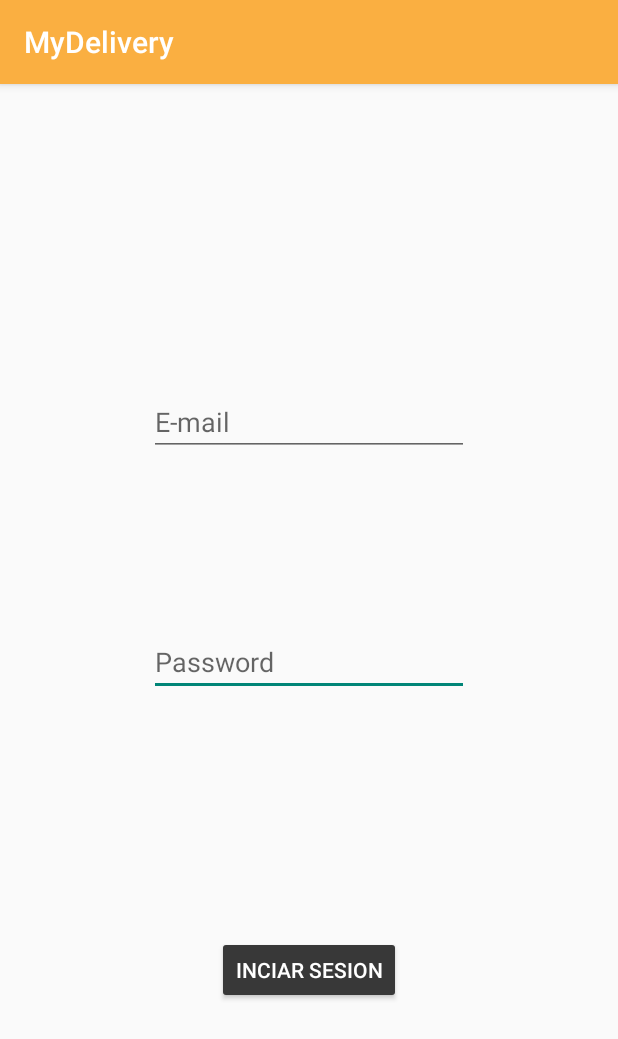
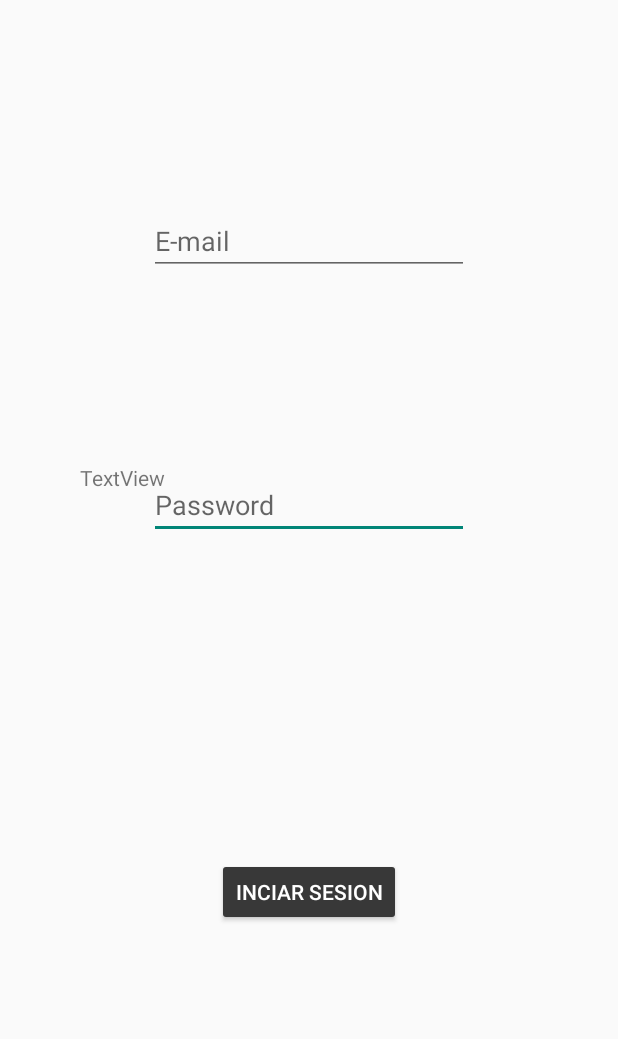
Before and after one commit to pfranccino/MyDelivery, an Android app: the LoginActivity screen opened directly, with no data from a screen before it, on a phone screen of 412 x 824 dp. Shown: the top 1039 px of the screen. Run offline under Robolectric (Android 15) with nearby library versions, the phone set to English and light mode, and no system bars; our stand-ins replace Volley.

```diff
--- a/app/src/main/java/com/example/pfranccino/mydelivery/LoginActivity.kt
+++ b/app/src/main/java/com/example/pfranccino/mydelivery/LoginActivity.kt
@@ -2,12 +2,14 @@ package com.example.pfranccino.mydelivery
 
 import android.support.v7.app.AppCompatActivity
 import android.os.Bundle
+import android.util.Log
 import android.widget.Toast
 import com.android.volley.AuthFailureError
 import com.android.volley.Request
 import com.android.volley.Response
 import com.android.volley.toolbox.JsonObjectRequest
 import com.android.volley.toolbox.Volley
+import com.example.pfranccino.mydelivery.API.JSONParser
 import kotlinx.android.synthetic.main.activity_login.*
 import org.json.JSONObject
 
@@ -17,7 +19,7 @@ class LoginActivity : AppCompatActivity() {
         super.onCreate(savedInstanceState)
         setContentView(R.layout.activity_login)
 
-
+        val jsonp = JSONParser()
         val url = "https://floating-basin-93872.herokuapp.com/api/auth/login"
         val json = JSONObject()
 
@@ -30,9 +32,12 @@ class LoginActivity : AppCompatActivity() {
 
 
             val que   = Volley.newRequestQueue(this@LoginActivity)
-            val req = object : JsonObjectRequest(Request.Method.POST,url,json, Response.Listener {
+            val req = object : JsonObjectRequest(Request.Method.POST,url,json ,Response.Listener {
 
-                response -> Toast.makeText(this,"LOGEADO",Toast.LENGTH_LONG).show()
+                response -> Toast.makeText(this,"jajaja",Toast.LENGTH_SHORT).show()
+
+
+
             },
                     Response.ErrorListener {
                         Toast.makeText(this,"CUECK",Toast.LENGTH_LONG).show()
--- a/app/src/main/res/layout/activity_login.xml
+++ b/app/src/main/res/layout/activity_login.xml
@@ -36,14 +36,27 @@
         android:id="@+id/emailText"
         android:layout_width="wrap_content"
         android:layout_height="wrap_content"
-        android:layout_marginBottom="35dp"
-        android:layout_marginTop="124dp"
+        android:layout_marginBottom="125dp"
+        android:layout_marginTop="138dp"
         android:ems="10"
         android:hint="E-mail"
         android:inputType="textEmailAddress"
-        app:layout_constraintBottom_toTopOf="@+id/passwordText"
+        app:layout_constraintBottom_toTopOf="@+id/textView2"
         app:layout_constraintEnd_toEndOf="parent"
         app:layout_constraintStart_toStartOf="parent"
         app:layout_constraintTop_toTopOf="parent" />
 
+    <TextView
+        android:id="@+id/textView2"
+        android:layout_width="0dp"
+        android:layout_height="0dp"
+        android:layout_marginBottom="171dp"
+        android:layout_marginEnd="53dp"
+        android:layout_marginStart="53dp"
+        android:text="TextView"
+        app:layout_constraintBottom_toBottomOf="parent"
+        app:layout_constraintEnd_toEndOf="parent"
+        app:layout_constraintStart_toStartOf="parent"
+        app:layout_constraintTop_toBottomOf="@+id/emailText" />
+
 </android.support.constraint.ConstraintLayout>
--- a/app/src/main/res/values/styles.xml
+++ b/app/src/main/res/values/styles.xml
@@ -1,7 +1,7 @@
 <resources>
 
     <!-- Base application theme. -->
-    <style name="AppTheme" parent="Theme.AppCompat.Light.DarkActionBar">
+    <style name="AppTheme" parent="Theme.AppCompat.Light.NoActionBar">
         <!-- Customize your theme here. -->
 
         <item name="colorPrimary">#FAAF41</item>
```
Also changed, not shown: app/src/main/java/com/example/pfranccino/mydelivery/API/JSONParser.kt (added, +28 -0 lines), app/src/main/java/com/example/pfranccino/mydelivery/Models/Users.kt (added, +7 -0 lines), app/src/main/java/com/example/pfranccino/mydelivery/RegisterActivity.kt (+15 -6 lines), app/src/main/res/layout/activity_register.xml (+4 -3 lines).
